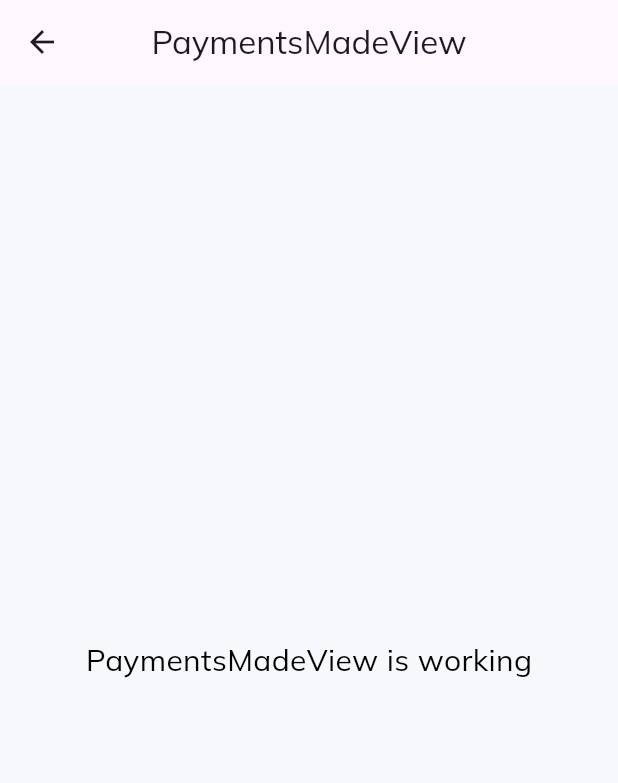
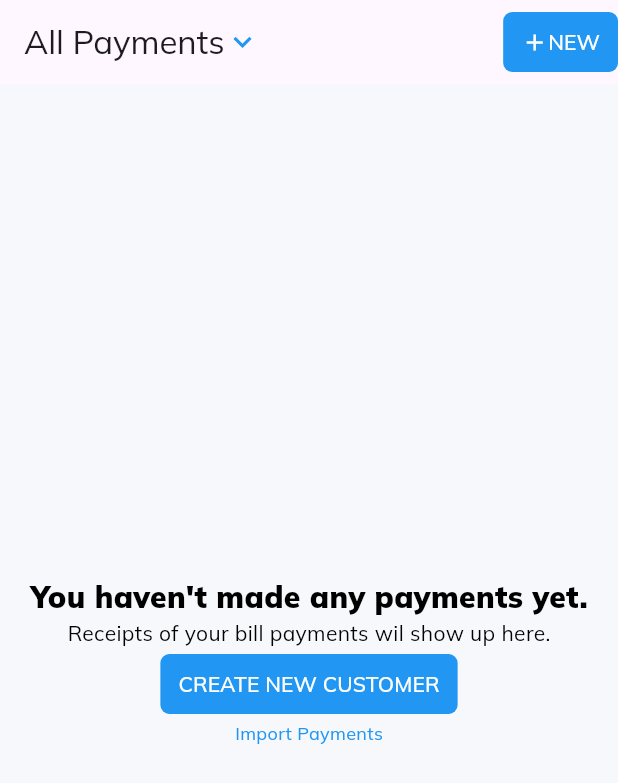
Before and after one commit to DinuchDev/vet-inventory-management, a Flutter app: the PaymentsMadeView screen opened directly, on a phone screen of 412 x 824 dp. Shown: the top 783 px of the screen. Run offline on Flutter 3.47's test engine with Material 3 defaults, Android fonts, the phone set to English and light mode, and no system bars; our stand-ins replace charts_flutter, data_table_2, get, google_fonts.

Commit message:
feat(Purchases):all payements

```diff
--- a/lib/app/modules/purchases/payments_made/views/payments_made_view.dart
+++ b/lib/app/modules/purchases/payments_made/views/payments_made_view.dart
@@ -6,17 +6,73 @@ import '../controllers/payments_made_controller.dart';
 
 class PaymentsMadeView extends GetView<PaymentsMadeController> {
   const PaymentsMadeView({super.key});
+
   @override
   Widget build(BuildContext context) {
     return Scaffold(
       appBar: AppBar(
-        title: const Text('PaymentsMadeView'),
-        centerTitle: true,
-      ),
-      body: const Center(
-        child: Text(
-          'PaymentsMadeView is working',
-          style: TextStyle(fontSize: 20),
+          automaticallyImplyLeading: false,
+          title: Row(
+            children: [
+              // Text('Shipments'),
+              Text('All Payments'),
+              Icon(Icons.keyboard_arrow_down_outlined, color: Colors.blue)
+            ],
+          ),
+          actions: [
+            Row(
+              children: [
+                TextButton(
+                  onPressed: () {},
+                  style: TextButton.styleFrom(
+                    backgroundColor: Colors.blue,
+                    shape: RoundedRectangleBorder(
+                      borderRadius:
+                          BorderRadius.circular(6), // Adjust the radius
+                    ),
+                  ),
+                  child: Row(
+                    children: [
+                      Icon(Icons.add, color: Colors.white),
+                      const Text(
+                        'NEW',
+                        style: TextStyle(color: Colors.white),
+                      ),
+                    ],
+                  ),
+                ),
+              ],
+            )
+          ]),
+      body: Center(
+        child: Column(
+          mainAxisAlignment: MainAxisAlignment.center,
+          children: [
+            const Text(
+              'You haven\'t made any payments yet.',
+              style: TextStyle(fontSize: 20, fontWeight: FontWeight.w900),
+            ),
+            const Text(
+              'Receipts of your bill payments wil show up here.',
+            ),
+            TextButton(
+              onPressed: () {},
+              style: TextButton.styleFrom(
+                backgroundColor: Colors.blue,
+                shape: RoundedRectangleBorder(
+                  borderRadius: BorderRadius.circular(6), // Adjust the radius
+                ),
+              ),
+              child: const Text(
+                'CREATE NEW CUSTOMER',
+                style: TextStyle(color: Colors.white),
+              ),
+            ),
+            const Text(
+              'Import Payments',
+              style: TextStyle(fontSize: 12, color: Colors.blue),
+            ),
+          ],
         ),
       ),
     );
```
